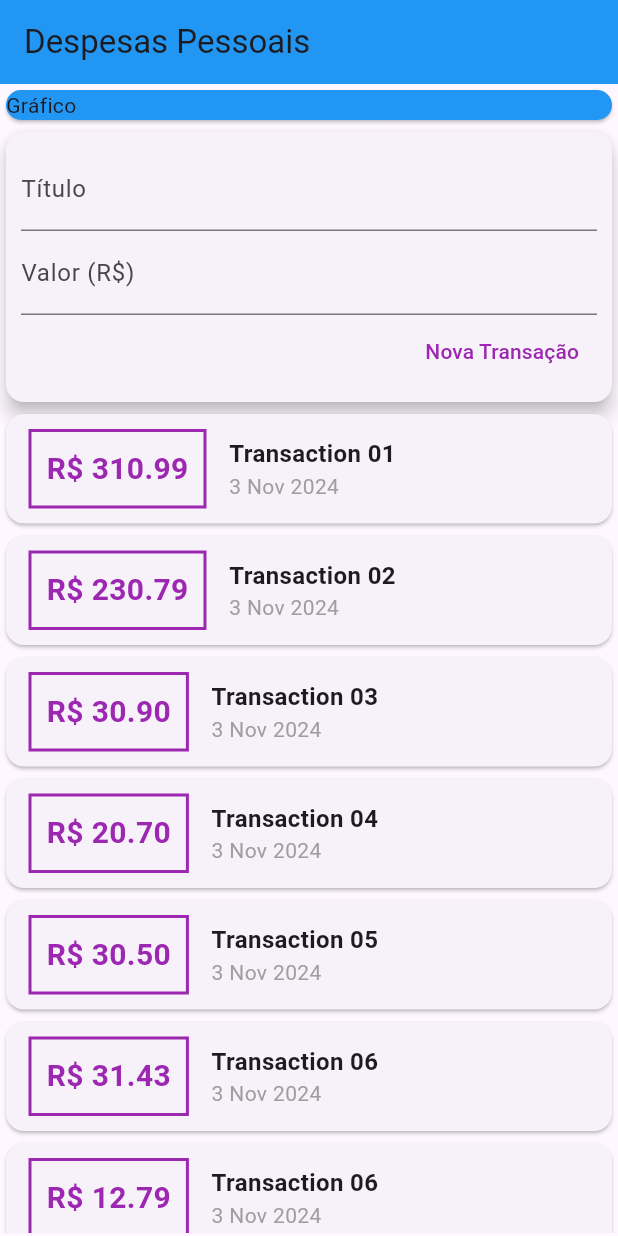
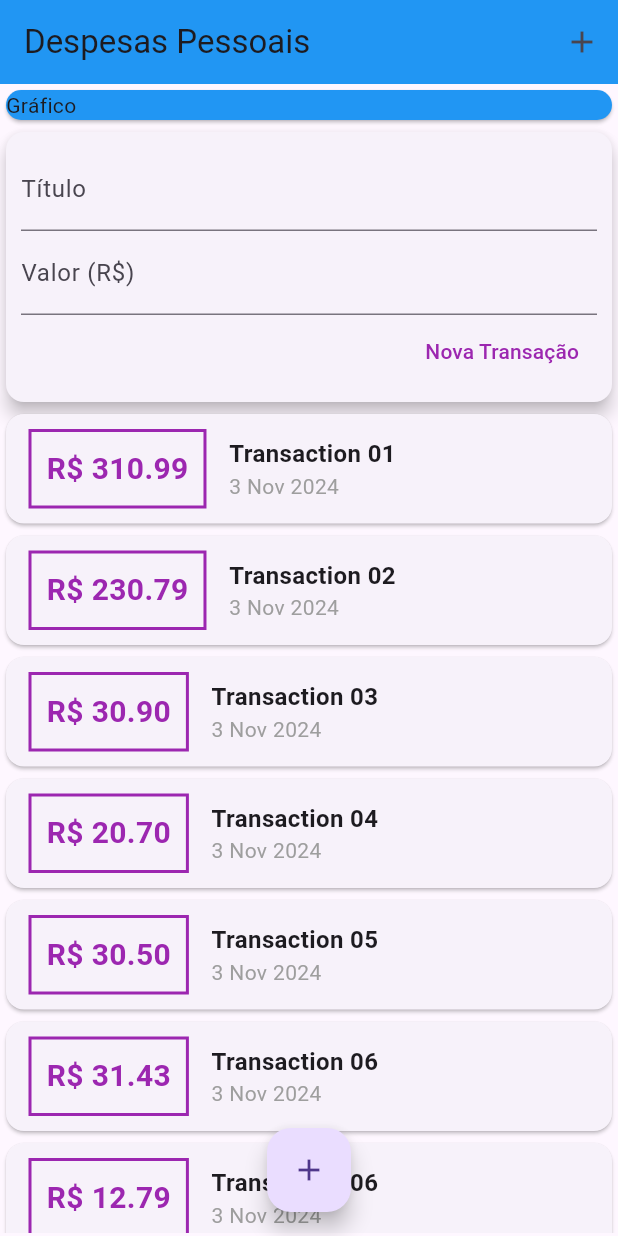
Before and after one commit to eskokado/expenses, a Flutter app: the screen it shows after launch, on a phone screen of 412 x 824 dp. Run offline on Flutter 3.47's test engine with Material 3 defaults, Android fonts, the phone set to English and light mode, and no system bars.

Commit message:
feat(main): add IconButton and FloatActionButton

```diff
--- a/lib/main.dart
+++ b/lib/main.dart
@@ -25,6 +25,12 @@ class MyHomePage extends StatelessWidget {
       appBar: AppBar(
         title: const Text('Despesas Pessoais'),
         backgroundColor: Colors.blue,
+        actions: [
+          IconButton(
+              onPressed: () {},
+              icon: Icon(Icons.add)
+          )
+        ],
       ),
       body: Column(
         crossAxisAlignment: CrossAxisAlignment.stretch,
@@ -39,6 +45,11 @@ class MyHomePage extends StatelessWidget {
           TransactionUser()
         ],
       ),
+      floatingActionButton: FloatingActionButton(
+          child: Icon(Icons.add),
+          onPressed: () {}
+      ),
+      floatingActionButtonLocation: FloatingActionButtonLocation.centerFloat,
     );
   }
 }
```
